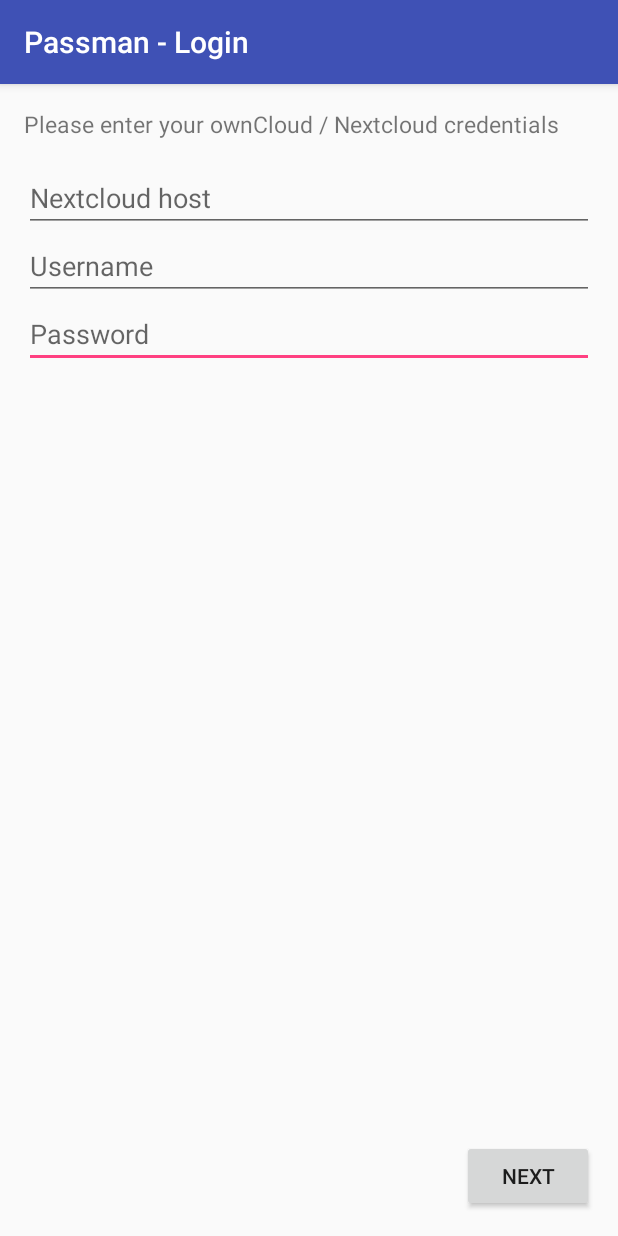
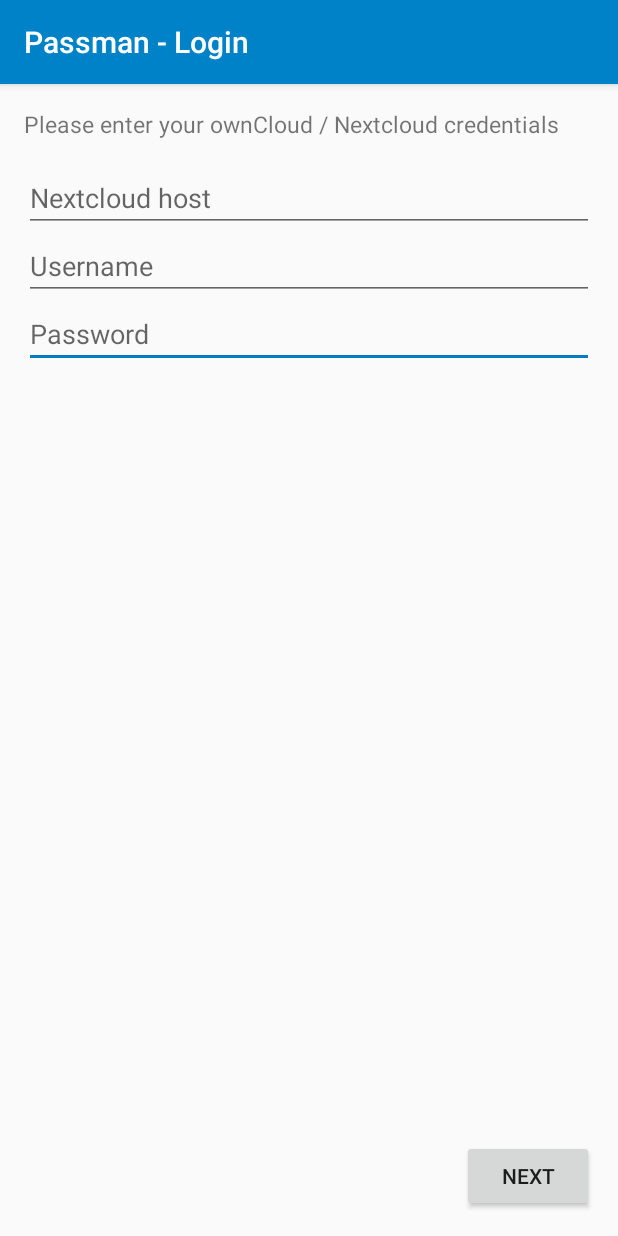
Before and after one commit to nextcloud/passman-android, an Android app: the LoginActivity screen opened directly, with no data from a screen before it, on a phone screen of 412 x 824 dp. Run offline under Robolectric (Android 15) with nearby library versions, the light colour scheme and no system bars; our stand-ins replace ButterKnife; libraries missing offline, so code that uses them is left out: com.koushikdutta.async.

Commit message:
adapt Nc color schema

```diff
--- a/app/src/main/res/values/colors.xml
+++ b/app/src/main/res/values/colors.xml
@@ -1,6 +1,9 @@
 <?xml version="1.0" encoding="utf-8"?>
 <resources>
-    <color name="colorPrimary">#3F51B5</color>
-    <color name="colorPrimaryDark">#303F9F</color>
+    <color name="colorPrimary">#0082c9</color>
+    <color name="colorPrimaryDark">#006AA3</color>
+    <color name="colorAccent">#007CC2</color>
+    <!--
     <color name="colorAccent">#FF4081</color>
+    -->
 </resources>
```
